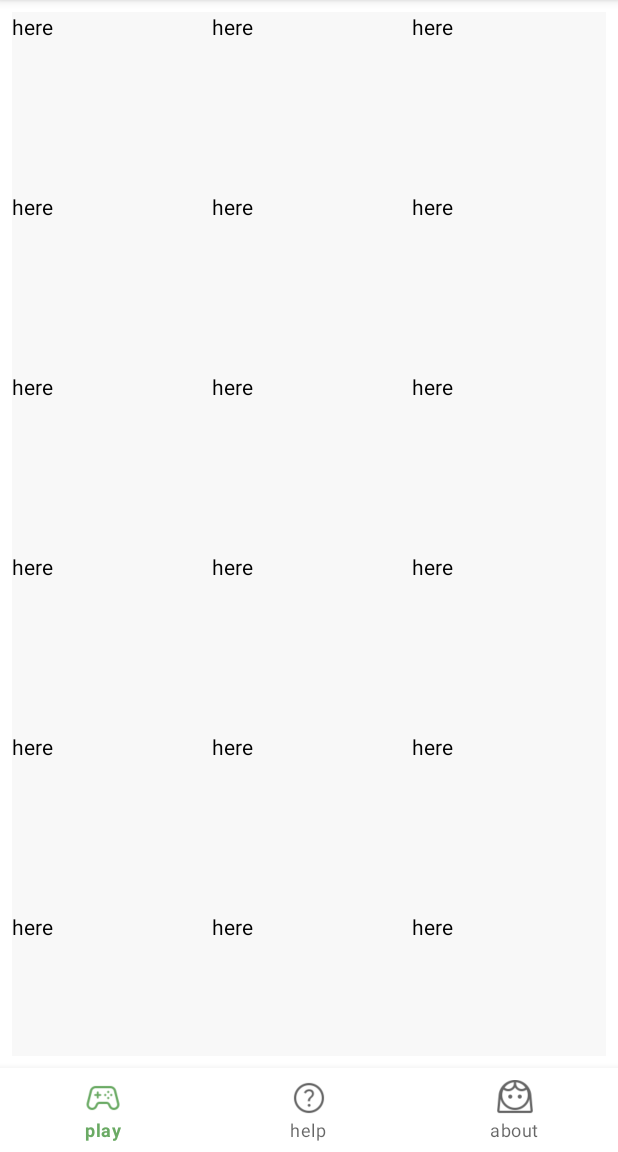
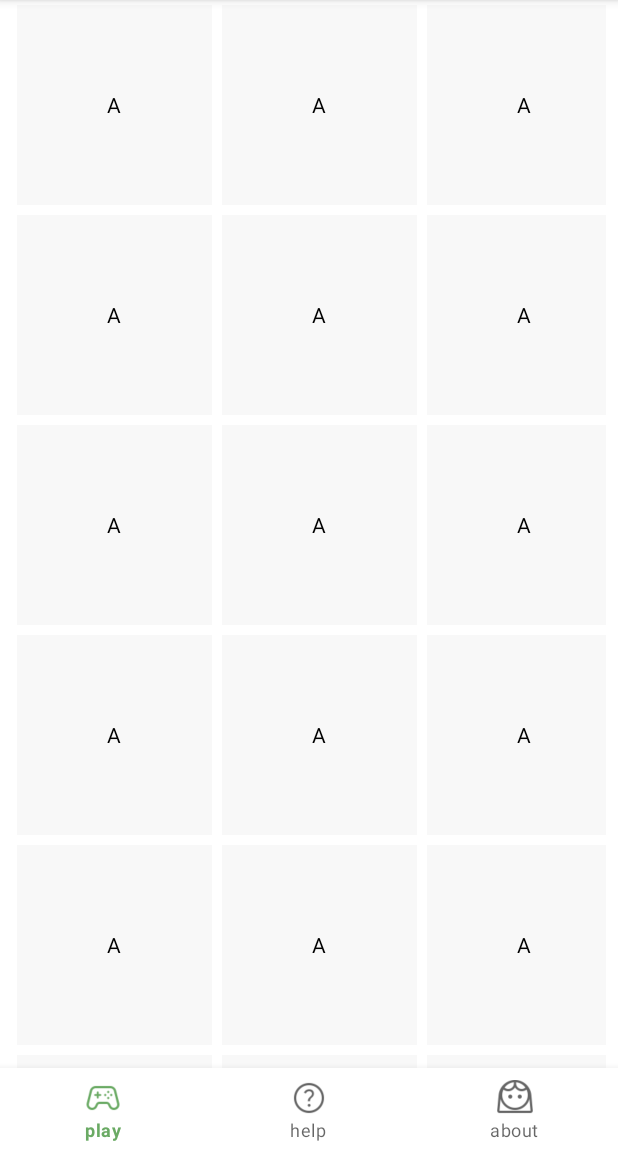
Before and after one commit to siriouthay01835680/wordle_comp4630, an Android app: the screen it shows after launch (MainActivity), on a phone screen of 412 x 824 dp, the part 84-1236 px from its top. Run offline under Robolectric (Android 15) with nearby library versions, the phone set to English and light mode, and no system bars; our stand-ins replace navigation-ui.

Commit message:
adding margins

```diff
--- a/app/src/main/java/com/mobileapp/wordle/GameFragment.java
+++ b/app/src/main/java/com/mobileapp/wordle/GameFragment.java
@@ -4,6 +4,7 @@ import android.content.res.ColorStateList;
 import android.graphics.Color;
 import android.os.Bundle;
 import android.util.TypedValue;
+import android.view.Gravity;
 import android.view.LayoutInflater;
 import android.view.View;
 import android.view.ViewGroup;
@@ -60,14 +61,21 @@ public class GameFragment extends Fragment {
                 //create new TextViews and set default attributes
                 gameGrid[i][j] = new TextView(view.getContext());
                 gameGrid[i][j].setTextColor(Color.BLACK);
-                gameGrid[i][j].setText("here");
-//                gameGrid[i][j].setPadding(30,30,30,30);
-                gameGrid[i][j].setHeight(180);
-                gameGrid[i][j].setWidth(200);
+                gameGrid[i][j].setText("A");
+                gameGrid[i][j].setTextSize(14);
+                gameGrid[i][j].setGravity(Gravity.CENTER);
+                gameGrid[i][j].setPadding(30,30,30,30);
+
+                //setting layout params
+                GridLayout.LayoutParams layoutParams=new GridLayout.LayoutParams();
+                layoutParams.setMargins(5, 5, 5, 5);
+
+                gameGrid[i][j].setHeight(200);
+                gameGrid[i][j].setWidth(195);
 
                 gameGrid[i][j].setBackgroundResource(R.color.off_white);
                 //add newly created TextView to GridLayout
-                gl.addView(gameGrid[i][j]);
+                gl.addView(gameGrid[i][j], layoutParams);
             }
         }
     }
--- a/app/src/main/res/layout/fragment_game.xml
+++ b/app/src/main/res/layout/fragment_game.xml
@@ -10,7 +10,9 @@
         android:layout_width="match_parent"
         android:layout_height="wrap_content"
         android:id="@+id/gameGridLayout"
-        android:layout_margin="8sp"
+        android:layout_marginEnd="8dp"
+        android:layout_marginStart="8dp"
+        android:layout_gravity="center"
         android:rowCount="6"
         android:columnCount="5">
     </GridLayout>
```
